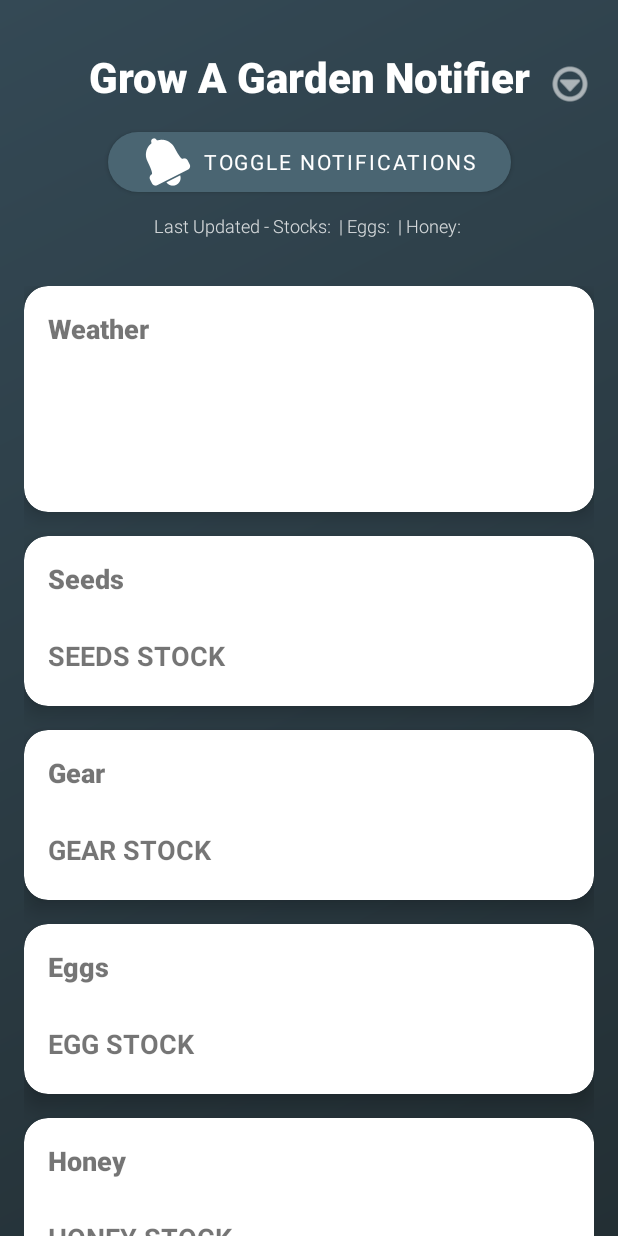
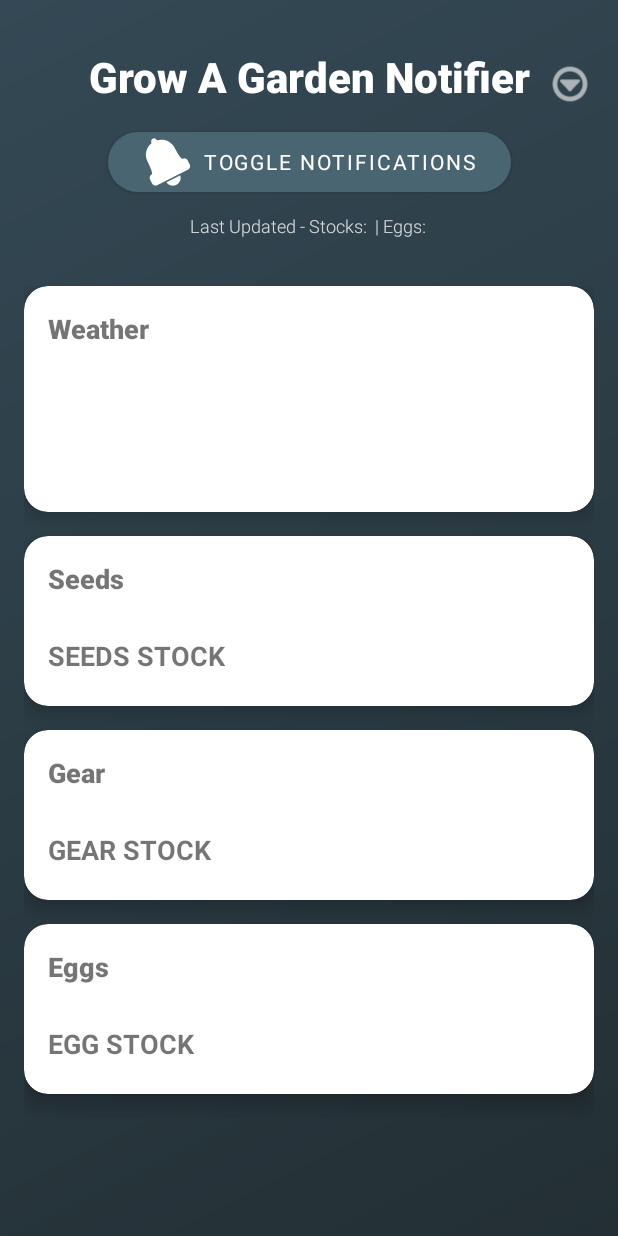
Before and after one commit to jonvicbarcenas/GAGgy, an Android app: the screen it shows after launch (MainActivity), on a phone screen of 412 x 824 dp. Run offline under Robolectric (Android 15) with nearby library versions, the phone set to English and light mode, and no system bars; our stand-ins replace Firebase (no records; nobody signed in at launch, a user with empty details on screens opened directly); 2 statements that could not run were skipped.

Commit message:
Remove honey functionality and update version to 1.0.8

```diff
--- a/app/build.gradle.kts
+++ b/app/build.gradle.kts
@@ -13,7 +13,7 @@ android {
         minSdk = 24
         targetSdk = 34
         versionCode = 1
-        versionName = "1.0.7"
+        versionName = "1.0.8"
 
         testInstrumentationRunner = "androidx.test.runner.AndroidJUnitRunner"
     }
--- a/app/src/main/java/com/dainsleif/gaggy/data/ItemRepository.kt
+++ b/app/src/main/java/com/dainsleif/gaggy/data/ItemRepository.kt
@@ -24,8 +24,7 @@ class ItemRepository private constructor(context: Context) {
     private var previousItems = mapOf<ItemType, List<Item>>(
         ItemType.GEAR to emptyList(),
         ItemType.SEED to emptyList(),
-        ItemType.EGG to emptyList(),
-        ItemType.HONEY to emptyList()
+        ItemType.EGG to emptyList()
     )
 
     // Store current weather information
@@ -36,7 +35,6 @@ class ItemRepository private constructor(context: Context) {
         ItemType.GEAR to "",
         ItemType.SEED to "",
         ItemType.EGG to "",
-        ItemType.HONEY to "",
         ItemType.WEATHER to ""
     )
 
@@ -56,72 +54,61 @@ class ItemRepository private constructor(context: Context) {
 
         // Lists of available items
         val GEARS = listOf(
+            "Basic Sprinkler",
+            "Advanced Sprinkler",
+            "Godly Sprinkler",
+            "Lightning Rod",
+            "Master Sprinkler",
+            "Trowel",
+            "Recall Wrench",
+            "Favorite Tool",
             "Watering Can",
-            "Trowel",
-            "Favorite Tool",
-            "Basic Sprinkler",
-            "Godly Sprinkler",
-            "Advanced Sprinkler",
-            "Master Sprinkler",
-            "Lightning Rod",
-            "Recall Wrench"
+            "Friendship Pot",
+            "Cleaning Spray",
+            "Tanning Mirror"
         )
 
         val SEEDS = listOf(
-            "Carrot",
-            "Strawberry",
-            "Blueberry",
-            "Orange Tulip",
-            "Tomato",
-            "Bamboo",
+            "Cauliflower",
             "Watermelon",
-            "Apple",
-            "Pepper",
-            "Mango",
-            "Daffodil",
-            "Pumpkin",
-            "Corn",
-            "Coconut",
-            "Cactus",
-            "Cacao",
-            "Dragon Fruit",
-            "Grape",
-            "Mushroom",
-            "Beanstalk",
-            "Ember Lily"
+            "Green Apple",
+            "Avocado",
+            "Banana",
+            "Pineapple",
+            "Kiwi",
+            "Bell Pepper",
+            "Prickly Pear",
+            "Loquat",
+            "Feijoa",
+            "Sugar Apple"
         )
 
         val EGGS = listOf(
             "Common Egg",
+            "Common Summer Egg",
+            "Uncommon Egg",
             "Rare Egg",
-            "Uncommon Egg",
+            "Rare Summer Egg",
             "Legendary Egg",
             "Bug Egg",
-            "Mythical Egg"
-        )
-
-        val HONEY_ITEMS = listOf(
-            "Flower Seed Pack",
-            "Lavender",
-            "Nectarshade",
-            "Nectarine",
-            "Hive Fruit",
-            "Pollen Radar",
-            "Nectar Staff",
-            "Honey Sprinkler",
-            "Bee Egg",
-            "Bee Crate",
-            "Honey Comb",
-            "Bee Chair",
-            "Honey Torch",
-            "Honey Walkway"
+            "Mythical Egg",
+            "Paradise Egg"
         )
 
         val WEATHER_ALERTS = listOf(
-            "🌧️ Rain Alert!",
-            "❄️ Snow Alert!",
-            "⛈️ Thunderstorm Alert!",
-            "☄️ Meteor Shower Alert!"
+            "Disco",
+            "Blackhole",
+            "Jandelstorm",
+            "Volcano",
+            "Chocolate Rain",
+            "Windy",
+            "Tornado",
+            "Raining",
+            "Thunder",
+            "Snow",
+            "Night",
+            "Blood Moon",
+            "Meteor Shower"
         )
     }
 
@@ -157,12 +144,11 @@ class ItemRepository private constructor(context: Context) {
     /**
      * Update current last updated times
      */
-    fun updateCurrentLastUpdated(stocksTime: String, eggsTime: String, honeyTime: String, weatherTime: String = "") {
+    fun updateCurrentLastUpdated(stocksTime: String, eggsTime: String, weatherTime: String = "") {
         currentLastUpdated = mapOf(
             ItemType.GEAR to stocksTime,
             ItemType.SEED to stocksTime,
             ItemType.EGG to eggsTime,
-            ItemType.HONEY to honeyTime,
             ItemType.WEATHER to weatherTime
         )
     }
@@ -193,7 +179,6 @@ class ItemRepository private constructor(context: Context) {
             ItemType.GEAR -> GEARS
             ItemType.SEED -> SEEDS
             ItemType.EGG -> EGGS
-            ItemType.HONEY -> HONEY_ITEMS
             ItemType.WEATHER -> WEATHER_ALERTS
             else -> emptyList()
         }
@@ -210,7 +195,6 @@ class ItemRepository private constructor(context: Context) {
         onGearUpdated: (List<Item>, Boolean) -> Unit = { _, _ -> },
         onSeedUpdated: (List<Item>, Boolean) -> Unit = { _, _ -> },
         onEggUpdated: (List<Item>, Boolean) -> Unit = { _, _ -> },
-        onHoneyUpdated: (List<Item>, Boolean) -> Unit = { _, _ -> },
         onWeatherUpdated: (Weather) -> Unit = { }
     ) {
         // Listen for all data changes
@@ -220,27 +204,23 @@ class ItemRepository private constructor(context: Context) {
                 val gearItems = processGearStock(snapshot)
                 val seedItems = processSeedStock(snapshot)
                 val eggItems = processEggStock(snapshot)
-                val honeyItems = processHoneyStock(snapshot)
                 val weather = processWeather(snapshot)
 
                 // Check for any items with enabled notifications
                 val hasEnabledGearItems = gearItems.any { isNotificationEnabled(it.name) && it.quantity > 0 }
                 val hasEnabledSeedItems = seedItems.any { isNotificationEnabled(it.name) && it.quantity > 0 }
                 val hasEnabledEggItems = eggItems.any { isNotificationEnabled(it.name) && it.quantity > 0 }
-                val hasEnabledHoneyItems = honeyItems.any { isNotificationEnabled(it.name) && it.quantity > 0 }
 
                 // Determine if there are actual changes in items with notifications enabled
                 val gearChanged = hasEnabledGearItems && hasItemsChanged(gearItems, previousItems[ItemType.GEAR] ?: emptyList())
                 val seedChanged = hasEnabledSeedItems && hasItemsChanged(seedItems, previousItems[ItemType.SEED] ?: emptyList())
                 val eggChanged = hasEnabledEggItems && hasItemsChanged(eggItems, previousItems[ItemType.EGG] ?: emptyList())
-                val honeyChanged = hasEnabledHoneyItems && hasItemsChanged(honeyItems, previousItems[ItemType.HONEY] ?: emptyList())
 
                 // Update previous items after checking
                 previousItems = mapOf(
                     ItemType.GEAR to gearItems,
                     ItemType.SEED to seedItems,
-                    ItemType.EGG to eggItems,
-                    ItemType.HONEY to honeyItems
+                    ItemType.EGG to eggItems
                 )
 
                 // Update current weather
@@ -250,7 +230,6 @@ class ItemRepository private constructor(context: Context) {
                 onGearUpdated(gearItems, gearChanged)
                 onSeedUpdated(seedItems, seedChanged)
                 onEggUpdated(eggItems, eggChanged)
-                onHoneyUpdated(honeyItems, honeyChanged)
                 if (weather != null) {
                     onWeatherUpdated(weather)
                 }
@@ -333,25 +312,6 @@ class ItemRepository private constructor(context: Context) {
             return eggItems
         } catch (e: Exception) {
             Log.e(TAG, "Error processing egg stock: ${e.message}")
-            return emptyList()
-        }
-    }
-
-    private fun processHoneyStock(snapshot: DataSnapshot): List<Item> {
-        try {
-            val honeyItems = mutableListOf<Item>()
-            val honeySnapshot = snapshot.child("honeyStocks").child("HONEY STOCK")
-
-            honeySnapshot.children.forEach { itemSnapshot ->
-                val name = itemSnapshot.child("name").getValue(String::class.java) ?: ""
-                val quantity = itemSnapshot.child("quantity").getValue(Int::class.java) ?: 0
-
-                honeyItems.add(Item(name, quantity, ItemType.HONEY))
-            }
-
-            return honeyItems
-        } catch (e: Exception) {
-            Log.e(TAG, "Error processing honey stock: ${e.message}")
             return emptyList()
         }
     }
@@ -487,25 +447,4 @@ class ItemRepository private constructor(context: Context) {
 
         return items
     }
-
-    /**
-     * Get current honey items
-     */
-    suspend fun getHoneyItems(): List<Item> {
-        val items = mutableListOf<Item>()
-        try {
-            val dataSnapshot = database.child("honeyStocks").child("HONEY STOCK").get().await()
-
-            dataSnapshot.children.forEach { itemSnapshot ->
-                val name = itemSnapshot.child("name").getValue(String::class.java) ?: ""
-                val quantity = itemSnapshot.child("quantity").getValue(Int::class.java) ?: 0
-
-                items.add(Item(name, quantity, ItemType.HONEY))
-            }
-        } catch (e: Exception) {
-            Log.e(TAG, "Error getting honey items: ${e.message}")
-        }
-
-        return items
-    }
 }
--- a/app/src/main/java/com/dainsleif/gaggy/data/models/Item.kt
+++ b/app/src/main/java/com/dainsleif/gaggy/data/models/Item.kt
@@ -16,7 +16,6 @@ enum class ItemType {
     GEAR,
     SEED,
     EGG,
-    HONEY,
     WEATHER,
     UNKNOWN
 }
--- a/app/src/main/java/com/dainsleif/gaggy/ui/main/MainActivity.kt
+++ b/app/src/main/java/com/dainsleif/gaggy/ui/main/MainActivity.kt
@@ -38,11 +38,10 @@ class MainActivity : AppCompatActivity() {
     private lateinit var seedsLayout: LinearLayout
     private lateinit var gearLayout: LinearLayout
     private lateinit var eggsLayout: LinearLayout
-    private lateinit var honeyLayout: LinearLayout
     private lateinit var weatherTitleTextView: TextView
     private lateinit var weatherDescriptionTextView: TextView
+    private lateinit var lastUpdatedTextView: TextView
     private lateinit var weatherLastUpdatedTextView: TextView
-    private lateinit var lastUpdatedTextView: TextView
     private lateinit var notificationsButton: Button
     private lateinit var menuButton: ImageButton
     private lateinit var viewModel: MainViewModel
@@ -96,11 +95,10 @@ class MainActivity : AppCompatActivity() {
         seedsLayout = findViewById(R.id.seedsLayout)
         gearLayout = findViewById(R.id.gearLayout)
         eggsLayout = findViewById(R.id.eggsLayout)
-        honeyLayout = findViewById(R.id.honeyLayout)
         weatherTitleTextView = findViewById(R.id.weatherTitleTextView)
         weatherDescriptionTextView = findViewById(R.id.weatherDescriptionTextView)
+        lastUpdatedTextView = findViewById(R.id.lastUpdatedTextView)
         weatherLastUpdatedTextView = findViewById(R.id.weatherLastUpdatedTextView)
-        lastUpdatedTextView = findViewById(R.id.lastUpdatedTextView)
         notificationsButton = findViewById(R.id.notificationsButton)
         menuButton = findViewById(R.id.menuButton)
 
@@ -149,19 +147,14 @@ class MainActivity : AppCompatActivity() {
             updateEggUI(eggItems)
         }
 
-        // Observe honey items
-        viewModel.honeyItems.observe(this) { honeyItems ->
-            updateHoneyUI(honeyItems)
-        }
-
         // Observe weather
         viewModel.weather.observe(this) { weather ->
             updateWeatherUI(weather)
         }
 
         // Observe last updated times
-        viewModel.lastUpdated.observe(this) { (stocksTime, eggsTime, honeyTime) ->
-            lastUpdatedTextView.text = "Last Updated - Stocks: $stocksTime | Eggs: $eggsTime | Honey: $honeyTime"
+        viewModel.lastUpdated.observe(this) { (stocksTime, eggsTime) ->
+            lastUpdatedTextView.text = "Last Updated - Stocks: $stocksTime | Eggs: $eggsTime"
         }
 
         // Observe weather last updated time
@@ -196,14 +189,6 @@ class MainActivity : AppCompatActivity() {
         }
     }
 
-    private fun updateHoneyUI(items: List<Item>) {
-        honeyLayout.removeAllViews()
-        addSectionHeader(honeyLayout, "HONEY STOCK")
-        items.forEach { item ->
-            addItemToSection(honeyLayout, "${item.name}: ${item.quantity}")
-        }
-    }
-
     private fun updateWeatherUI(weather: Weather?) {
         if (weather != null) {
             weatherTitleTextView.text = weather.title
@@ -227,10 +212,9 @@ class MainActivity : AppCompatActivity() {
             override fun onDataChange(snapshot: DataSnapshot) {
                 val stocksTime = snapshot.child("stocks").child("ph").getValue(String::class.java) ?: ""
                 val eggsTime = snapshot.child("eggs").child("ph").getValue(String::class.java) ?: ""
-                val honeyTime = snapshot.child("honeyStocks").child("ph").getValue(String::class.java) ?: ""
                 val weatherTime = snapshot.child("weather").child("ph").getValue(String::class.java) ?: ""
 
-                viewModel.updateLastUpdated(stocksTime, eggsTime, honeyTime)
+                viewModel.updateLastUpdated(stocksTime, eggsTime)
                 viewModel.updateWeatherLastUpdated(weatherTime)
             }
 
--- a/app/src/main/java/com/dainsleif/gaggy/ui/main/MainViewModel.kt
+++ b/app/src/main/java/com/dainsleif/gaggy/ui/main/MainViewModel.kt
@@ -26,14 +26,11 @@ class MainViewModel(application: Application) : AndroidViewModel(application) {
     private val _eggItems = MutableLiveData<List<Item>>()
     val eggItems: LiveData<List<Item>> = _eggItems
 
-    private val _honeyItems = MutableLiveData<List<Item>>()
-    val honeyItems: LiveData<List<Item>> = _honeyItems
-
     private val _weather = MutableLiveData<Weather?>()
     val weather: LiveData<Weather?> = _weather
 
-    private val _lastUpdated = MutableLiveData<Triple<String, String, String>>()
-    val lastUpdated: LiveData<Triple<String, String, String>> = _lastUpdated
+    private val _lastUpdated = MutableLiveData<Pair<String, String>>()
+    val lastUpdated: LiveData<Pair<String, String>> = _lastUpdated
 
     private val _weatherLastUpdated = MutableLiveData<String>()
     val weatherLastUpdated: LiveData<String> = _weatherLastUpdated
@@ -63,12 +60,6 @@ class MainViewModel(application: Application) : AndroidViewModel(application) {
                 _eggItems.value = eggItems
                 if (isChanged) {
                     checkForNotifications(eggItems, ItemType.EGG)
-                }
-            },
-            onHoneyUpdated = { honeyItems, isChanged ->
-                _honeyItems.value = honeyItems
-                if (isChanged) {
-                    checkForNotifications(honeyItems, ItemType.HONEY)
                 }
             },
             onWeatherUpdated = { weather ->
@@ -105,9 +96,9 @@ class MainViewModel(application: Application) : AndroidViewModel(application) {
     /**
      * Update last updated times
      */
-    fun updateLastUpdated(stocksTime: String, eggsTime: String, honeyTime: String) {
-        _lastUpdated.value = Triple(stocksTime, eggsTime, honeyTime)
-        itemRepository.updateCurrentLastUpdated(stocksTime, eggsTime, honeyTime)
+    fun updateLastUpdated(stocksTime: String, eggsTime: String) {
+        _lastUpdated.value = Pair(stocksTime, eggsTime)
+        itemRepository.updateCurrentLastUpdated(stocksTime, eggsTime)
     }
 
     /**
@@ -118,7 +109,6 @@ class MainViewModel(application: Application) : AndroidViewModel(application) {
         itemRepository.updateCurrentLastUpdated(
             _lastUpdated.value?.first ?: "",
             _lastUpdated.value?.second ?: "",
-            _lastUpdated.value?.third ?: "",
             weatherTime
         )
     }
--- a/app/src/main/java/com/dainsleif/gaggy/ui/settings/NotificationSettingsActivity.kt
+++ b/app/src/main/java/com/dainsleif/gaggy/ui/settings/NotificationSettingsActivity.kt
@@ -72,11 +72,6 @@ class NotificationSettingsActivity : AppCompatActivity() {
         // Observe egg items
         viewModel.eggItems.observe(this) { eggItems ->
             setupItemsSection("Egg Notification Settings", eggItems, ItemType.EGG)
-        }
-
-        // Observe honey items
-        viewModel.honeyItems.observe(this) { honeyItems ->
-            setupItemsSection("Honey Notification Settings", honeyItems, ItemType.HONEY)
         }
 
         // Observe weather alerts
--- a/app/src/main/java/com/dainsleif/gaggy/ui/settings/NotificationSettingsViewModel.kt
+++ b/app/src/main/java/com/dainsleif/gaggy/ui/settings/NotificationSettingsViewModel.kt
@@ -22,9 +22,6 @@ class NotificationSettingsViewModel(application: Application) : AndroidViewModel
     private val _eggItems = MutableLiveData<List<Pair<String, Boolean>>>()
     val eggItems: LiveData<List<Pair<String, Boolean>>> = _eggItems
 
-    private val _honeyItems = MutableLiveData<List<Pair<String, Boolean>>>()
-    val honeyItems: LiveData<List<Pair<String, Boolean>>> = _honeyItems
-
     private val _weatherAlerts = MutableLiveData<List<Pair<String, Boolean>>>()
     val weatherAlerts: LiveData<List<Pair<String, Boolean>>> = _weatherAlerts
 
@@ -39,7 +36,6 @@ class NotificationSettingsViewModel(application: Application) : AndroidViewModel
         _gearItems.value = itemRepository.getAllItemsWithNotificationStatus(ItemType.GEAR)
         _seedItems.value = itemRepository.getAllItemsWithNotificationStatus(ItemType.SEED)
         _eggItems.value = itemRepository.getAllItemsWithNotificationStatus(ItemType.EGG)
-        _honeyItems.value = itemRepository.getAllItemsWithNotificationStatus(ItemType.HONEY)
         _weatherAlerts.value = itemRepository.getAllItemsWithNotificationStatus(ItemType.WEATHER)
     }
 
--- a/app/src/main/java/com/dainsleif/gaggy/util/StockMonitorWorker.kt
+++ b/app/src/main/java/com/dainsleif/gaggy/util/StockMonitorWorker.kt
@@ -104,13 +104,11 @@ class StockMonitorWorker(
         val gearItems = itemRepository.getGearItems()
         val seedItems = itemRepository.getSeedItems()
         val eggItems = itemRepository.getEggItems()
-        val honeyItems = itemRepository.getHoneyItems()
 
         // Check each type of item
         checkForNotifications(gearItems, ItemType.GEAR)
         checkForNotifications(seedItems, ItemType.SEED)
         checkForNotifications(eggItems, ItemType.EGG)
-        checkForNotifications(honeyItems, ItemType.HONEY)
 
         // Wait a bit to ensure Firebase data is processed
         delay(5000)
--- a/app/src/main/res/layout/activity_main.xml
+++ b/app/src/main/res/layout/activity_main.xml
@@ -221,33 +221,6 @@
                         android:paddingBottom="16dp" />
                 </LinearLayout>
             </com.google.android.material.card.MaterialCardView>
-
-            <com.google.android.material.card.MaterialCardView
-                android:id="@+id/honeyCard"
-                style="@style/GAGgyCard"
-                android:layout_width="match_parent"
-                android:layout_height="wrap_content">
-
-                <LinearLayout
-                    android:layout_width="match_parent"
-                    android:layout_height="wrap_content"
-                    android:orientation="vertical">
-
-                    <TextView
-                        android:layout_width="wrap_content"
-                        android:layout_height="wrap_content"
-                        style="@style/GAGgyCardTitle"
-                        android:text="Honey" />
-
-                    <LinearLayout
-                        android:id="@+id/honeyLayout"
-                        android:layout_width="match_parent"
-                        android:layout_height="wrap_content"
-                        android:orientation="vertical"
-                        android:paddingHorizontal="16dp"
-                        android:paddingBottom="16dp" />
-                </LinearLayout>
-            </com.google.android.material.card.MaterialCardView>
         </LinearLayout>
     </androidx.core.widget.NestedScrollView>
 </androidx.coordinatorlayout.widget.CoordinatorLayout>
```
